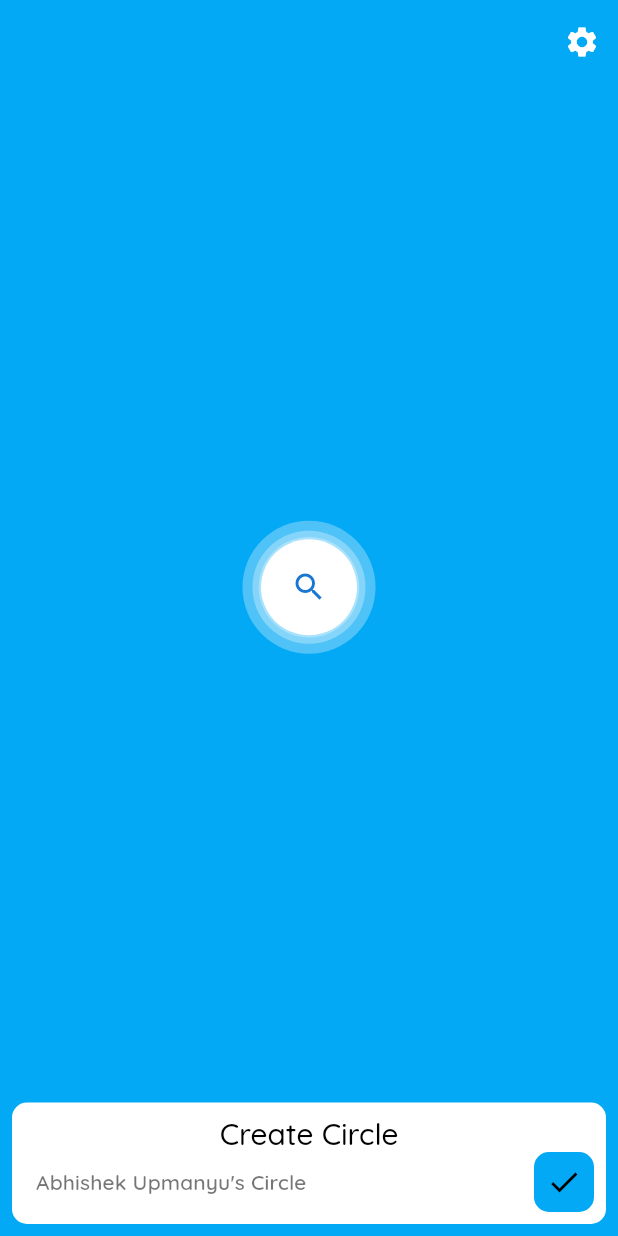
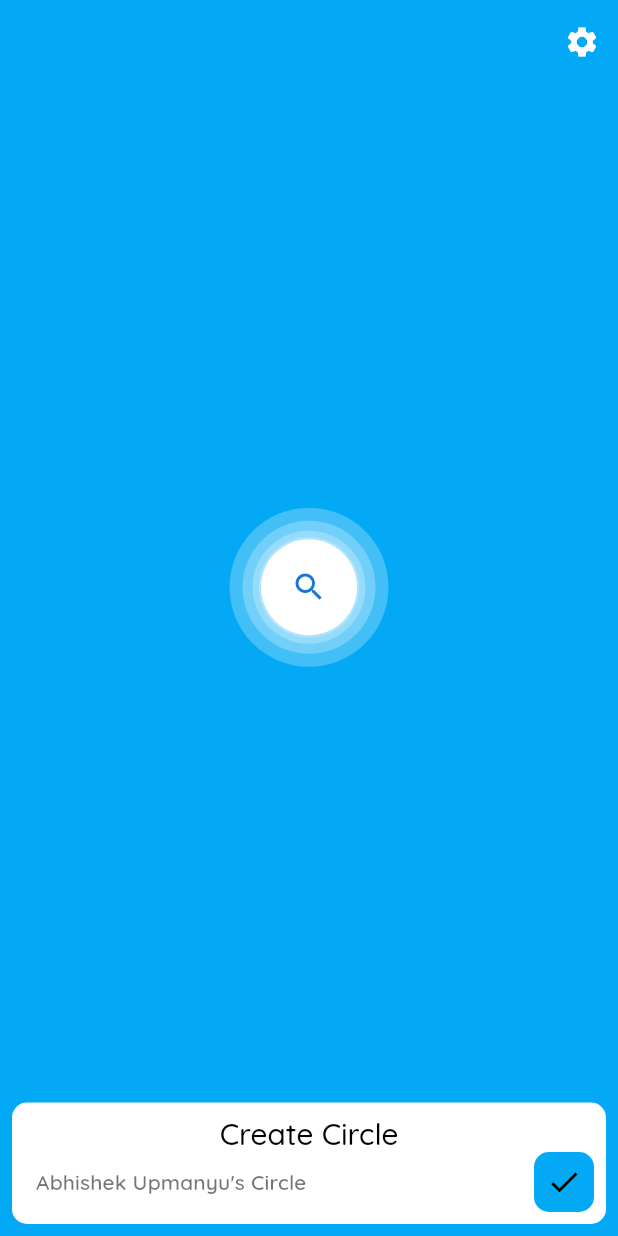
Before and after one commit to Cheeseball-Developers/project-circles, a Flutter app: the screen it shows after launch, after a tap on the "search" icon, on a phone screen of 412 x 824 dp. Run offline on Flutter 3.47's test engine with Material 2 defaults, Android fonts, the phone set to English and light mode, and no system bars; our stand-ins replace auto_route, bloc, dartz, flutter_bloc, freezed_annotation, get_it and 2 more; generated files the repository leaves out were written again.

Commit message:
Fix issue with size of animated circles of search button

```diff
--- a/lib/presentation/join_or_create_circle/widgets/search_button.dart
+++ b/lib/presentation/join_or_create_circle/widgets/search_button.dart
@@ -12,7 +12,7 @@ class _SearchButtonState extends State<SearchButton>
   AnimationController _controller;
 
   double baseRadius = 32.0;
-  Animation<double> radius, radius1, radius2, radius3;
+  Animation<double> radius, radius1, radius2, radius3, radius4;
 
   // math function to calculate the begin radius of circle in pulse animation
   double beginRadius(int index) {
@@ -42,12 +42,16 @@ class _SearchButtonState extends State<SearchButton>
         CurvedAnimation(
             parent: _controller,
             curve: const Interval(0.25, 0.65, curve: Curves.easeIn)));
+    radius4 = Tween<double>(begin: beginRadius(4), end: endRadius(4)).animate(
+        CurvedAnimation(
+            parent: _controller,
+            curve: const Interval(0.30, 0.70, curve: Curves.easeIn)));
   }
 
   @override
   void initState() {
-    _controller =
-        AnimationController(duration: const Duration(milliseconds: 1800), vsync: this);
+    _controller = AnimationController(
+        duration: const Duration(milliseconds: 1800), vsync: this);
     print(_controller.toString());
     _assignAnimationRadius();
     super.initState();
@@ -72,15 +76,38 @@ class _SearchButtonState extends State<SearchButton>
         builder: (context, child) => Stack(
           alignment: Alignment.center,
           children: [
-            CircleAvatar(
-                backgroundColor: Theme.of(context).accentColor.withOpacity(0.3),
-                radius: radius3.value),
-            CircleAvatar(
-                backgroundColor: Theme.of(context).accentColor.withOpacity(0.3),
-                radius: radius2.value),
-            CircleAvatar(
-                backgroundColor: Theme.of(context).accentColor.withOpacity(0.3),
-                radius: radius1.value),
+            OverflowBox(
+              maxHeight: MediaQuery.of(context).size.width * 2,
+              maxWidth: MediaQuery.of(context).size.width * 2,
+              child: CircleAvatar(
+                  backgroundColor:
+                      Theme.of(context).accentColor.withOpacity(0.25),
+                  radius: radius4.value),
+            ),
+            OverflowBox(
+              maxHeight: MediaQuery.of(context).size.width * 2,
+              maxWidth: MediaQuery.of(context).size.width * 2,
+              child: CircleAvatar(
+                  backgroundColor:
+                      Theme.of(context).accentColor.withOpacity(0.25),
+                  radius: radius3.value),
+            ),
+            OverflowBox(
+              maxHeight: MediaQuery.of(context).size.width * 2,
+              maxWidth: MediaQuery.of(context).size.width * 2,
+              child: CircleAvatar(
+                  backgroundColor:
+                      Theme.of(context).accentColor.withOpacity(0.25),
+                  radius: radius2.value),
+            ),
+            OverflowBox(
+              maxHeight: MediaQuery.of(context).size.width * 2,
+              maxWidth: MediaQuery.of(context).size.width * 2,
+              child: CircleAvatar(
+                  backgroundColor:
+                      Theme.of(context).accentColor.withOpacity(0.25),
+                  radius: radius1.value),
+            ),
             GestureDetector(
               onTap: state.isSearching
                   ? () => context
```
